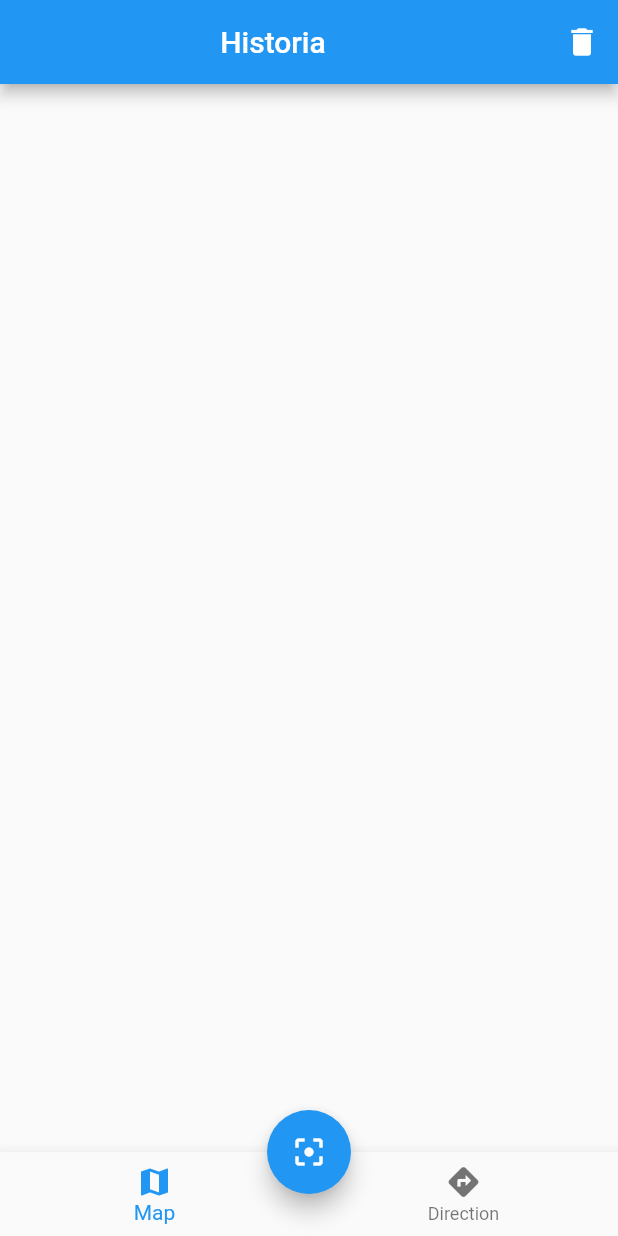
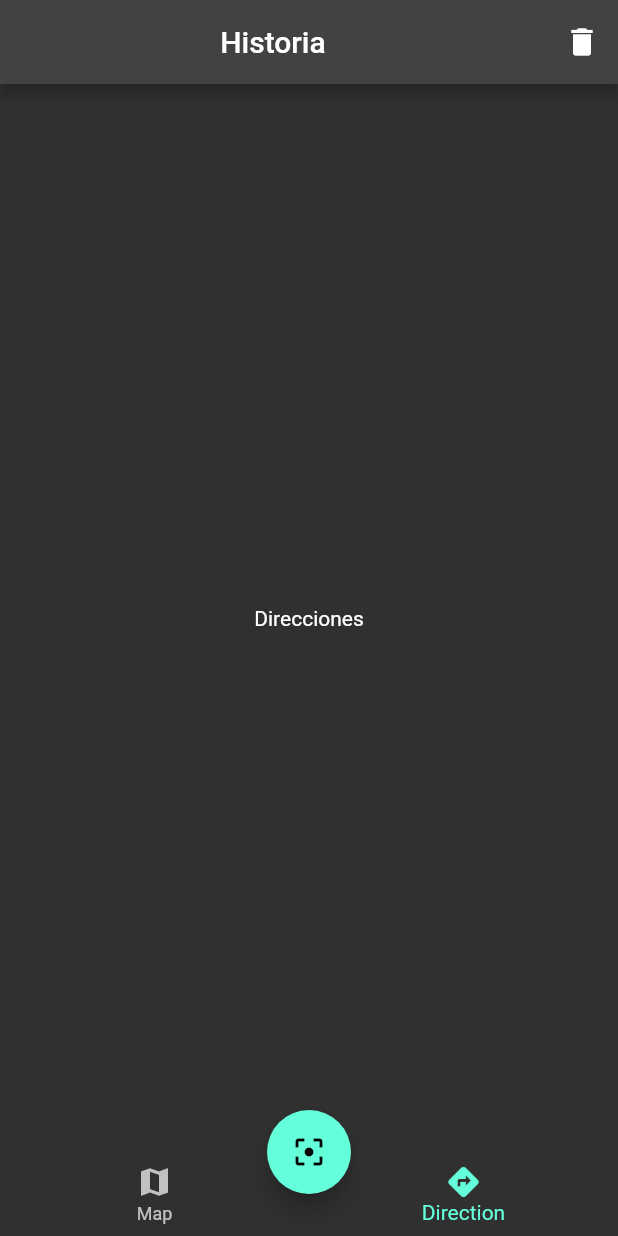
Before and after one commit to XxDEAMxX/QR-Reader, a Flutter app: the screen it shows after launch, on a phone screen of 412 x 824 dp. Run offline on Flutter 3.47's test engine with Material 2 defaults, Android fonts, the phone set to English and light mode, and no system bars.

```diff
--- a/lib/main.dart
+++ b/lib/main.dart
@@ -17,6 +17,7 @@ class MyApp extends StatelessWidget {
         'home': (context) => HomeScreen(),
         'mapa': (context) => MapScreen()
       },
+      theme: ThemeData.dark()
     );
   }
 }
--- /dev/null
+++ b/lib/screens/addresses_screen.dart
@@ -0,0 +1,12 @@
+import 'package:flutter/material.dart';
+
+class AddressesScreen extends StatelessWidget {
+  const AddressesScreen({super.key});
+
+  @override
+  Widget build(BuildContext context) {
+    return Center(
+      child: Text('Direcciones')
+    );
+  }
+}
--- a/lib/screens/home_screen.dart
+++ b/lib/screens/home_screen.dart
@@ -1,4 +1,7 @@
+import 'dart:collection';
+
 import 'package:flutter/material.dart';
+import 'package:qr_reader/screens/screens.dart';
 import 'package:qr_reader/widgets/scan_button.dart';
 import 'package:qr_reader/widgets/widgets.dart';
 
@@ -18,9 +21,33 @@ class HomeScreen extends StatelessWidget {
           )
         ],
       ),
+
+      body: _HomeScreenBody(),
+
       bottomNavigationBar: CustomNavigatorBar(),
       floatingActionButton: ScanButton(),
       floatingActionButtonLocation: FloatingActionButtonLocation.centerDocked,
     );
   }
 }
+
+class _HomeScreenBody extends StatelessWidget {
+  const _HomeScreenBody({super.key});
+
+  @override
+  Widget build(BuildContext context) {
+    final currentIndex = 1;
+
+    switch(currentIndex){
+
+      case 0:
+        return MapsScreen();
+
+      case 1:
+        return AddressesScreen();
+
+      default:
+        return MapsScreen();
+    }
+  }
+}
--- /dev/null
+++ b/lib/screens/maps_screen.dart
@@ -0,0 +1,12 @@
+import 'package:flutter/material.dart';
+
+class MapsScreen extends StatelessWidget {
+  const MapsScreen({super.key});
+
+  @override
+  Widget build(BuildContext context) {
+    return Center(
+      child: Text('Mapas Screen')
+    );
+  }
+}
--- a/lib/screens/screens.dart
+++ b/lib/screens/screens.dart
@@ -1,2 +1,4 @@
+export 'package:qr_reader/screens/addresses_screen.dart';
+export 'package:qr_reader/screens/maps_screen.dart';
 export 'package:qr_reader/screens/home_screen.dart';
 export 'package:qr_reader/screens/map_screen.dart';
--- a/lib/widgets/custom_navigator_bar.dart
+++ b/lib/widgets/custom_navigator_bar.dart
@@ -5,8 +5,11 @@ class CustomNavigatorBar extends StatelessWidget {
 
   @override
   Widget build(BuildContext context) {
+
+    final currentIndex = 1;
+
     return BottomNavigationBar(
-      currentIndex: 0,
+      currentIndex: currentIndex,
       items: const [
         BottomNavigationBarItem(
           icon: Icon(Icons.map),
```
